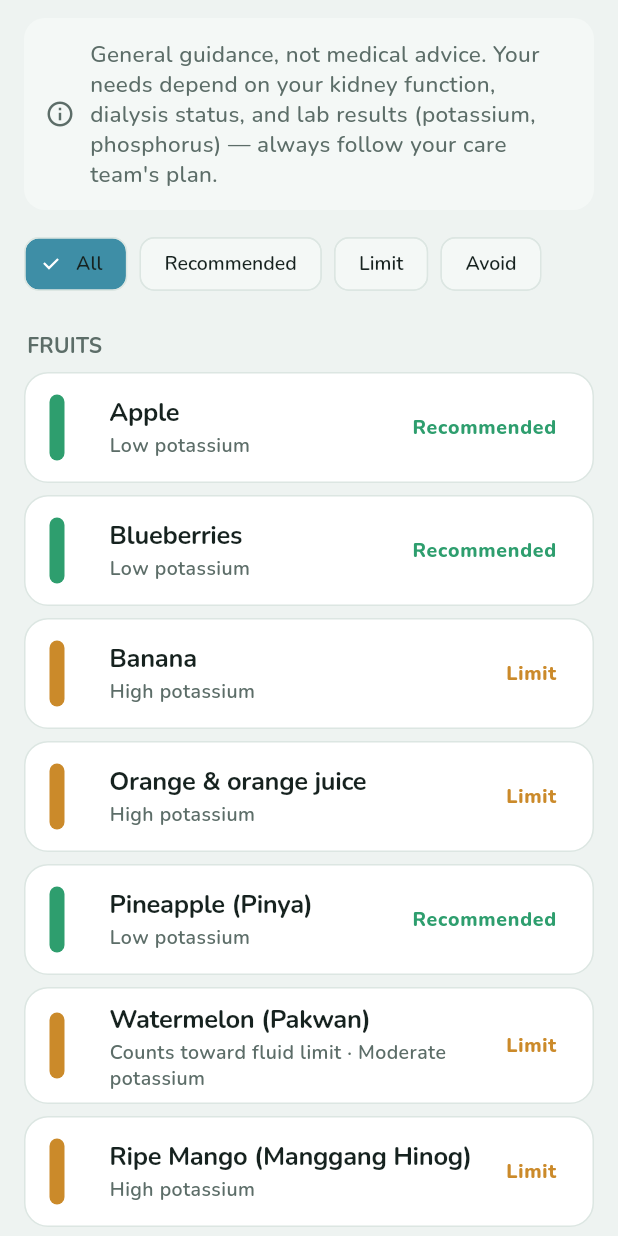
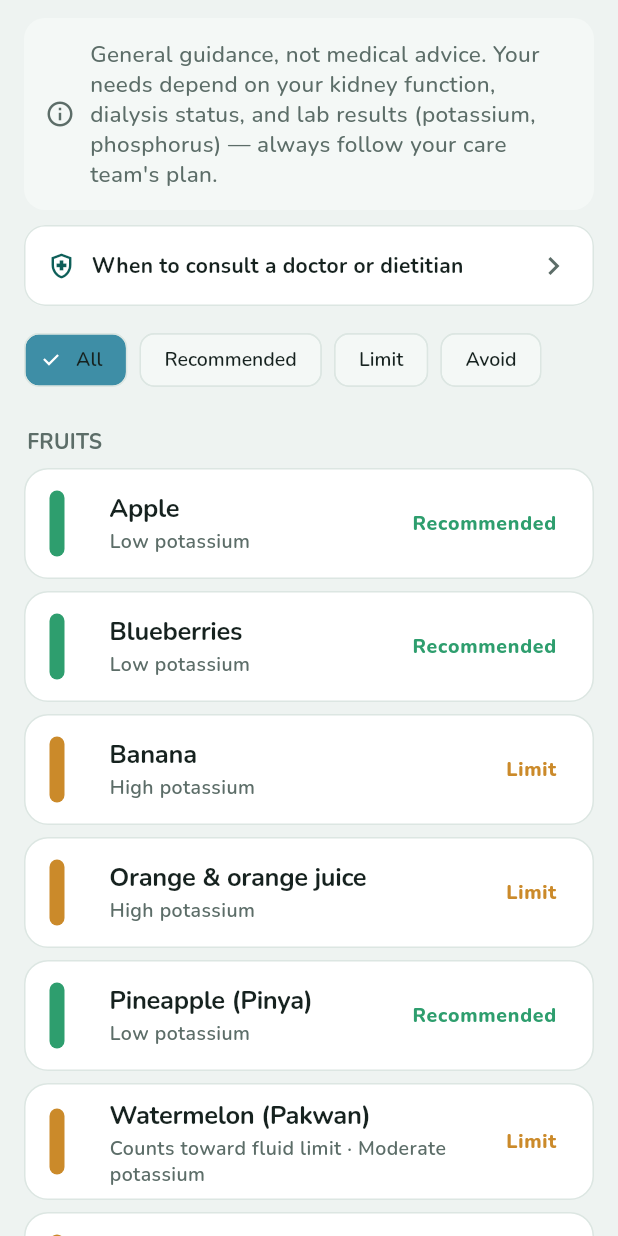
Before and after one commit to PpYCha/ckd_care, a Flutter app: the FoodScreen widget shown alone on an empty page, opened directly, on a phone screen of 412 x 824 dp. Run offline on Flutter 3.47's test engine with Material 3 defaults, Android fonts, the phone set to English and light mode, and no system bars; our stand-ins replace flutter_local_notifications, sqflite, timezone; accounts and stored records are empty.

Commit message:
feat: food guidance page (when to consult / emergency) + entry card
Co-Authored-By: Claude Opus 4.8 <noreply@anthropic.com>

```diff
--- a/lib/screens/food_screen.dart
+++ b/lib/screens/food_screen.dart
@@ -2,6 +2,7 @@ import 'package:flutter/material.dart';
 import 'package:ckd_care/data/food_data.dart';
 import 'package:ckd_care/models/food.dart';
 import 'package:ckd_care/screens/food_detail_screen.dart';
+import 'package:ckd_care/screens/food_guidance_screen.dart';
 
 class FoodScreen extends StatefulWidget {
   const FoodScreen({super.key});
@@ -46,6 +47,35 @@ class _FoodScreenState extends State<FoodScreen> {
               child: Text(kFoodDisclaimer, style: text.bodyMedium),
             ),
           ]),
+        ),
+        const SizedBox(height: 10),
+        Material(
+          color: cs.surface,
+          borderRadius: BorderRadius.circular(14),
+          child: InkWell(
+            borderRadius: BorderRadius.circular(14),
+            onTap: () => Navigator.push(
+                context,
+                MaterialPageRoute(
+                    builder: (_) => const FoodGuidanceScreen())),
+            child: Container(
+              padding: const EdgeInsets.all(14),
+              decoration: BoxDecoration(
+                borderRadius: BorderRadius.circular(14),
+                border: Border.all(color: cs.outlineVariant),
+              ),
+              child: Row(children: [
+                Icon(Icons.health_and_safety_outlined,
+                    size: 20, color: cs.primary),
+                const SizedBox(width: 10),
+                Expanded(
+                    child: Text('When to consult a doctor or dietitian',
+                        style: text.titleSmall
+                            ?.copyWith(color: cs.onSurface))),
+                Icon(Icons.chevron_right, color: cs.onSurfaceVariant),
+              ]),
+            ),
+          ),
         ),
         const SizedBox(height: 12),
         SingleChildScrollView(
```
Also changed, not shown: lib/screens/food_guidance_screen.dart (added, +101 -0 lines).
